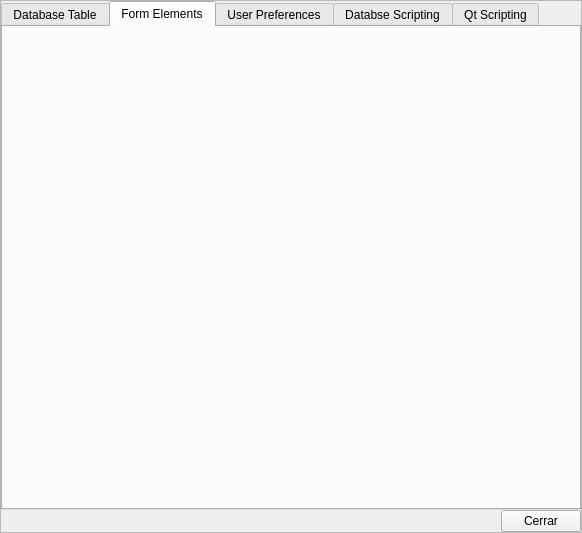
Qt form bulmages/bulmalib/src/fichacfgbase.ui (eboladev/Bulmages-1) before a commit.
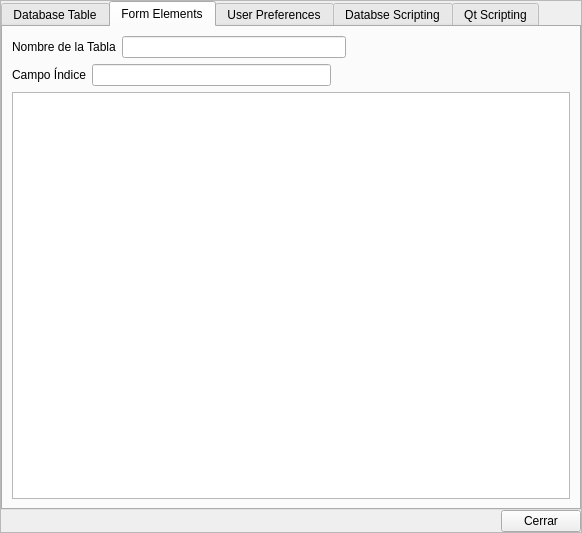
The same form after that commit. The open tabs and pages were chosen to show the change.

Commit message: Ahora las opciones avanzadas de ficha tambien muestran el identificador de tabla y todos los campos considerados en el form. Dichos campos no son modificables ni ampliables, pero este es el punto desde el cual se podran agregar nuevos campos a una ficha sin tener que programar ni una sola linea de codigo.

Diff of the .ui file:
```diff
--- a/bulmages/bulmalib/src/fichacfgbase.ui
+++ b/bulmages/bulmalib/src/fichacfgbase.ui
@@ -32,6 +32,14 @@
    </property>
    <item>
     <widget class="QFrame" name="frame" >
+     <property name="sizePolicy" >
+      <sizepolicy>
+       <hsizetype>7</hsizetype>
+       <vsizetype>7</vsizetype>
+       <horstretch>0</horstretch>
+       <verstretch>0</verstretch>
+      </sizepolicy>
+     </property>
      <property name="autoFillBackground" >
       <bool>true</bool>
      </property>
@@ -106,6 +114,83 @@
          <attribute name="title" >
           <string>Form Elements</string>
          </attribute>
+         <layout class="QVBoxLayout" >
+          <property name="margin" >
+           <number>9</number>
+          </property>
+          <property name="spacing" >
+           <number>6</number>
+          </property>
+          <item>
+           <layout class="QHBoxLayout" >
+            <property name="margin" >
+             <number>0</number>
+            </property>
+            <property name="spacing" >
+             <number>6</number>
+            </property>
+            <item>
+             <widget class="QLabel" name="label_2" >
+              <property name="text" >
+               <string>Nombre de la Tabla</string>
+              </property>
+             </widget>
+            </item>
+            <item>
+             <widget class="QLineEdit" name="mui_formtablename" />
+            </item>
+            <item>
+             <spacer>
+              <property name="orientation" >
+               <enum>Qt::Horizontal</enum>
+              </property>
+              <property name="sizeHint" >
+               <size>
+                <width>40</width>
+                <height>20</height>
+               </size>
+              </property>
+             </spacer>
+            </item>
+           </layout>
+          </item>
+          <item>
+           <layout class="QHBoxLayout" >
+            <property name="margin" >
+             <number>0</number>
+            </property>
+            <property name="spacing" >
+             <number>6</number>
+            </property>
+            <item>
+             <widget class="QLabel" name="label_3" >
+              <property name="text" >
+               <string>Campo Índice</string>
+              </property>
+             </widget>
+            </item>
+            <item>
+             <widget class="QLineEdit" name="mui_formcampoindice" />
+            </item>
+            <item>
+             <spacer>
+              <property name="orientation" >
+               <enum>Qt::Horizontal</enum>
+              </property>
+              <property name="sizeHint" >
+               <size>
+                <width>40</width>
+                <height>20</height>
+               </size>
+              </property>
+             </spacer>
+            </item>
+           </layout>
+          </item>
+          <item>
+           <widget class="QTableWidget" name="mui_formelements" />
+          </item>
+         </layout>
         </widget>
         <widget class="QWidget" name="tab_3" >
          <attribute name="title" >
@@ -159,6 +244,8 @@
    </item>
   </layout>
  </widget>
+ <layoutdefault spacing="0" margin="0" />
+ <includes/>
  <resources/>
  <connections>
   <connection>
```
Left out of the diff: 1 changed line with no effect on the pictures. The commit also changes 1 other file.
